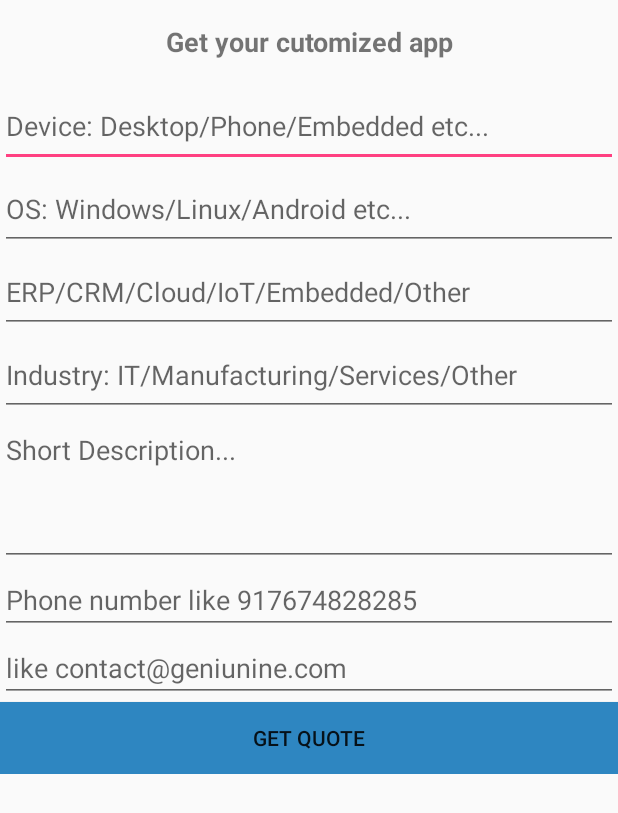
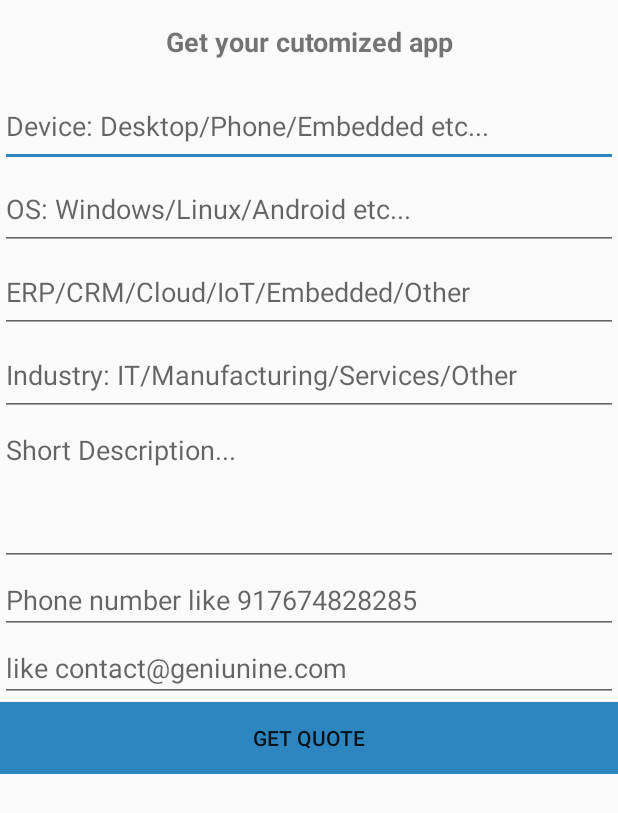
Before and after one commit to geniusninedev/AdvancedTaxCalculator, an Android app: the GetApp screen opened directly, with no data from a screen before it, on a phone screen of 412 x 824 dp. Shown: the top 813 px of the screen. Run offline under Robolectric (Android 15) with nearby library versions, the phone set to English and light mode, and no system bars; our stand-ins replace Firebase (no records; nobody signed in at launch, a user with empty details on screens opened directly); libraries missing offline, so code that uses them is left out: com.microsoft.windowsazure, com.squareup.okhttp.

Commit message:
color changes

```diff
--- a/app/src/main/res/values/colors.xml
+++ b/app/src/main/res/values/colors.xml
@@ -2,7 +2,7 @@
 <resources>
     <color name="colorPrimary">#2E86C1</color>
     <color name="colorPrimaryDark">#90CAF9</color>
-    <color name="colorAccent">#FF4081</color>
+    <color name="colorAccent">#2E86C1</color>
     <color name="colorwhite">#f4f2f2</color>
     <color name="colorText">#FFFFFF</color>
     <color name="secondary_text">#212121</color>
```
